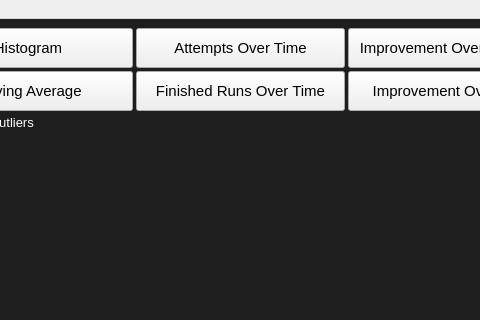
Old version of the form ui/main_window.ui in the repository rayer456/Livesplit-Graphs; both pictures show x 289 to 769 and y 0 to 320 of the 1088 by 687 pixel window.
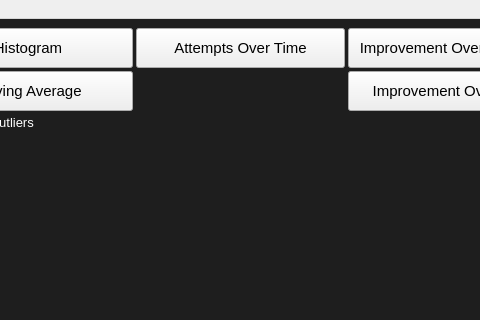
New version of the form.

Commit message: More DataFrames + Merged Attempts/Finished runs in one graph + Updated themes

```diff
--- a/ui/main_window.ui
+++ b/ui/main_window.ui
@@ -589,52 +589,6 @@
             </attribute>
            </widget>
           </item>
-          <item row="1" column="1">
-           <widget class="QPushButton" name="option_finishedRunsOverTime">
-            <property name="sizePolicy">
-             <sizepolicy hsizetype="Expanding" vsizetype="Maximum">
-              <horstretch>0</horstretch>
-              <verstretch>0</verstretch>
-             </sizepolicy>
-            </property>
-            <property name="minimumSize">
-             <size>
-              <width>0</width>
-              <height>40</height>
-             </size>
-            </property>
-            <property name="maximumSize">
-             <size>
-              <width>16777215</width>
-              <height>50</height>
-             </size>
-            </property>
-            <property name="font">
-             <font>
-              <pointsize>11</pointsize>
-              <fontweight>DemiBold</fontweight>
-             </font>
-            </property>
-            <property name="text">
-             <string>Finished Runs Over Time</string>
-            </property>
-            <property name="checkable">
-             <bool>true</bool>
-            </property>
-            <property name="checked">
-             <bool>false</bool>
-            </property>
-            <property name="autoExclusive">
-             <bool>true</bool>
-            </property>
-            <property name="class" stdset="0">
-             <string>option_button</string>
-            </property>
-            <attribute name="buttonGroup">
-             <string notr="true">option_buttons</string>
-            </attribute>
-           </widget>
-          </item>
          </layout>
         </item>
         <item>
```
The commit also changes 6 other files.
